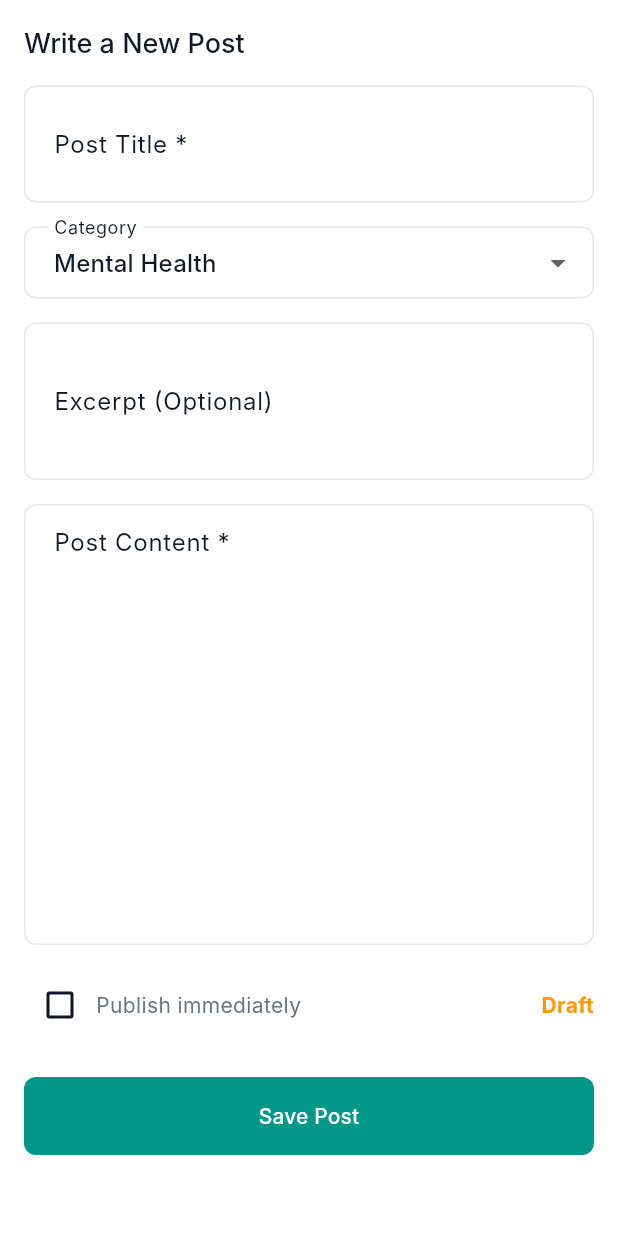
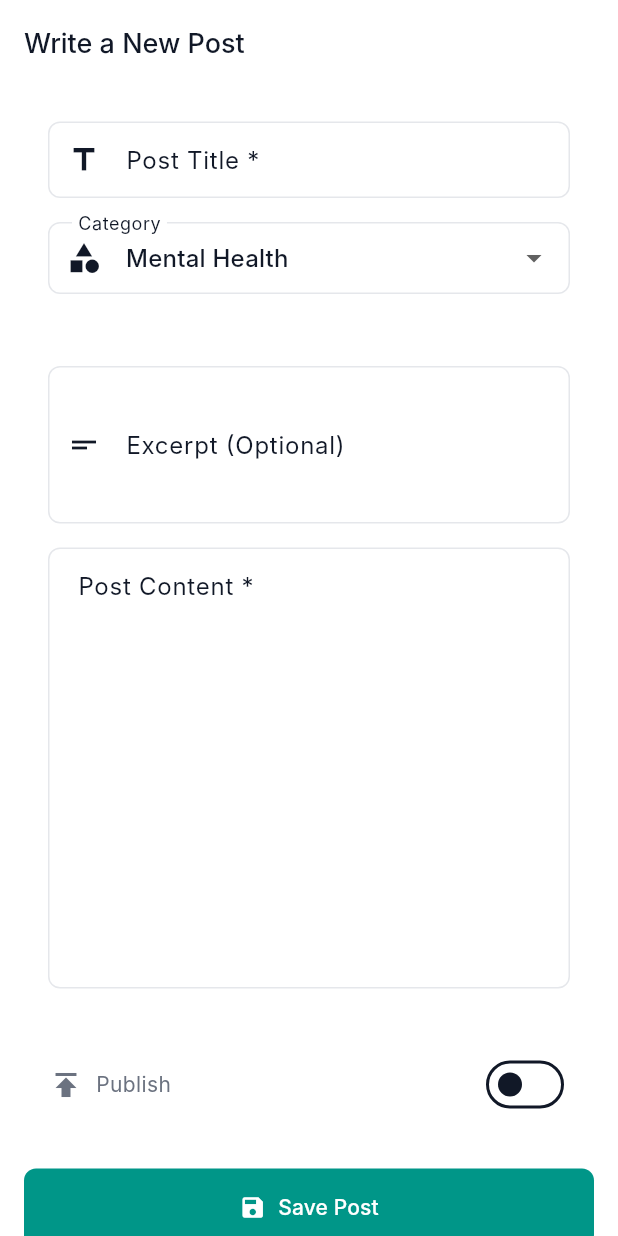
Before and after one commit to akshat2474/pages, a Flutter app: the WritePostTab widget shown alone on an empty page, opened directly with empty values, on a phone screen of 412 x 824 dp. Run offline on Flutter 3.47's test engine with Material 3 defaults, Android fonts, the phone set to English and light mode, and no system bars; our stand-ins replace cached_network_image, flutter_markdown, image_picker, share_plus, shared_preferences, shimmer and 1 more; missing offline and left inert: markdown; accounts and stored records are empty; Roboto replaces fonts that are missing (Inter).

Commit message:
fixed stuff

```diff
--- a/lib/screens/admin/write_post_tab.dart
+++ b/lib/screens/admin/write_post_tab.dart
@@ -128,15 +128,20 @@ class _WritePostTabState extends State<WritePostTab> {
         children: [
           Text(_isEditing ? 'Edit Post' : 'Write a New Post',
               style: Theme.of(context).textTheme.headlineSmall),
-          SizedBox(height: 16),
+          SizedBox(height: 24),
+          Card(
+            elevation: 2,
+            child: Padding(
+              padding: const EdgeInsets.all(16.0),
+              child: Column(
+                children: [
                   TextField(
                     controller: _titleController,
                     decoration: InputDecoration(
                       labelText: 'Post Title *',
                       border: OutlineInputBorder(),
-              hintText: 'Enter your blog post title',
+                      prefixIcon: Icon(Icons.title),
                     ),
-            maxLines: 2,
                   ),
                   SizedBox(height: 16),
                   DropdownButtonFormField<PostCategory>(
@@ -144,6 +149,7 @@ class _WritePostTabState extends State<WritePostTab> {
                     decoration: InputDecoration(
                       labelText: 'Category',
                       border: OutlineInputBorder(),
+                      prefixIcon: Icon(Icons.category),
                     ),
                     items: PostCategory.values.map((category) {
                       return DropdownMenuItem(
@@ -155,13 +161,23 @@ class _WritePostTabState extends State<WritePostTab> {
                       setState(() => _selectedCategory = value!);
                     },
                   ),
+                ],
+              ),
+            ),
+          ),
           SizedBox(height: 16),
+          Card(
+            elevation: 2,
+            child: Padding(
+              padding: const EdgeInsets.all(16.0),
+              child: Column(
+                children: [
                   TextField(
                     controller: _excerptController,
                     decoration: InputDecoration(
                       labelText: 'Excerpt (Optional)',
                       border: OutlineInputBorder(),
-              hintText: 'Brief summary of your post',
+                      prefixIcon: Icon(Icons.short_text),
                     ),
                     maxLines: 3,
                   ),
@@ -171,40 +187,49 @@ class _WritePostTabState extends State<WritePostTab> {
                     decoration: InputDecoration(
                       labelText: 'Post Content *',
                       border: OutlineInputBorder(),
-              hintText: 'Write your blog post content here...',
                       alignLabelWithHint: true,
                     ),
                     maxLines: 15,
                     minLines: 10,
                   ),
+                ],
+              ),
+            ),
+          ),
           SizedBox(height: 16),
-          Row(
+          Card(
+            elevation: 2,
+            child: Padding(
+              padding: const EdgeInsets.symmetric(horizontal: 16.0, vertical: 8.0),
+              child: Row(
                 children: [
-              Checkbox(
+                  Icon(Icons.publish, color: Theme.of(context).textTheme.bodySmall?.color),
+                  SizedBox(width: 8),
+                  Text('Publish'),
+                  Spacer(),
+                  Switch(
                     value: _isPublished,
                     onChanged: (value) {
-                  setState(() => _isPublished = value!);
+                      setState(() => _isPublished = value);
                     },
                   ),
-              Text('Publish immediately'),
-              Spacer(),
-              Text(_isPublished ? 'Published' : 'Draft',
-                  style: TextStyle(
-                    color: _isPublished ? Colors.green : Colors.orange,
-                    fontWeight: FontWeight.bold,
-                  )),
                 ],
+              ),
+            ),
           ),
           SizedBox(height: 24),
           SizedBox(
             width: double.infinity,
-            child: ElevatedButton(
+            child: ElevatedButton.icon(
               onPressed: _isLoading ? null : _savePost,
               style: ElevatedButton.styleFrom(
                 padding: EdgeInsets.symmetric(vertical: 16),
                 backgroundColor: Colors.teal,
               ),
-              child: _isLoading
+              icon: _isLoading
+                  ? Container()
+                  : Icon(_isEditing ? Icons.update : Icons.save),
+              label: _isLoading
                   ? CircularProgressIndicator(color: Colors.white)
                   : Text(_isEditing ? 'Update Post' : 'Save Post'),
             ),
```
Lines whose indentation alone changed are shown as unchanged.
